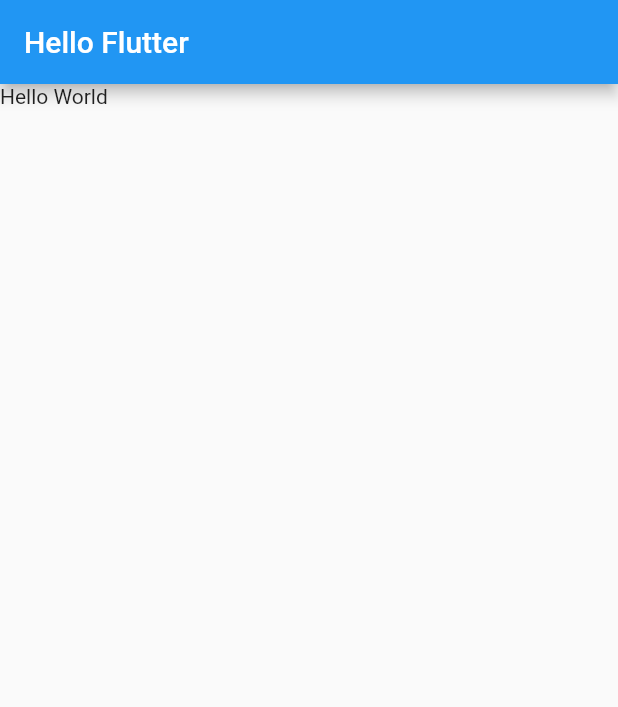
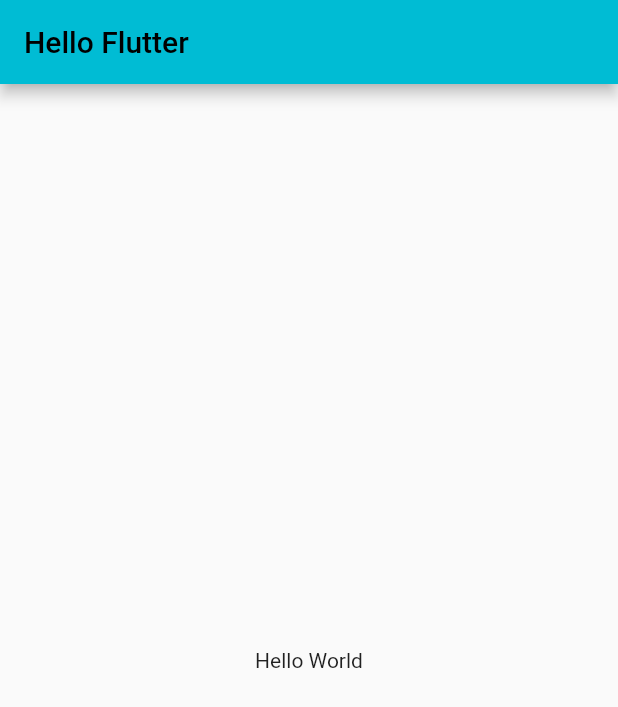
Before and after one commit to poramatw/flutter_practice, a Flutter app: the screen it shows after launch, on a phone screen of 412 x 824 dp. Shown: the top 707 px of the screen. Run offline on Flutter 3.47's test engine with Material 2 defaults, Android fonts, the phone set to English and light mode, and no system bars.

Commit message:
center and stateless widget

```diff
--- a/lib/main.dart
+++ b/lib/main.dart
@@ -3,14 +3,25 @@
 import 'package:flutter/material.dart';
 
 void main() {
-  var app = MaterialApp(
+  runApp(Fluttless());
+}
+
+class Fluttless extends StatelessWidget {
+  const Fluttless({Key? key}) : super(key: key);
+
+  @override
+  Widget build(BuildContext context) {
+    return MaterialApp(
       title: "Mtest",
       home: Scaffold(
         appBar: AppBar(
           title: Text("Hello Flutter"),
         ),
-      body: Text("Hello World"),
+        body: Center(
+          child: Text("Hello World"),
         ),
+      ),
+      theme: ThemeData(primarySwatch: Colors.cyan),
     );
-  runApp(app);
   }
+}
```
Lines whose indentation alone changed are shown as unchanged.
